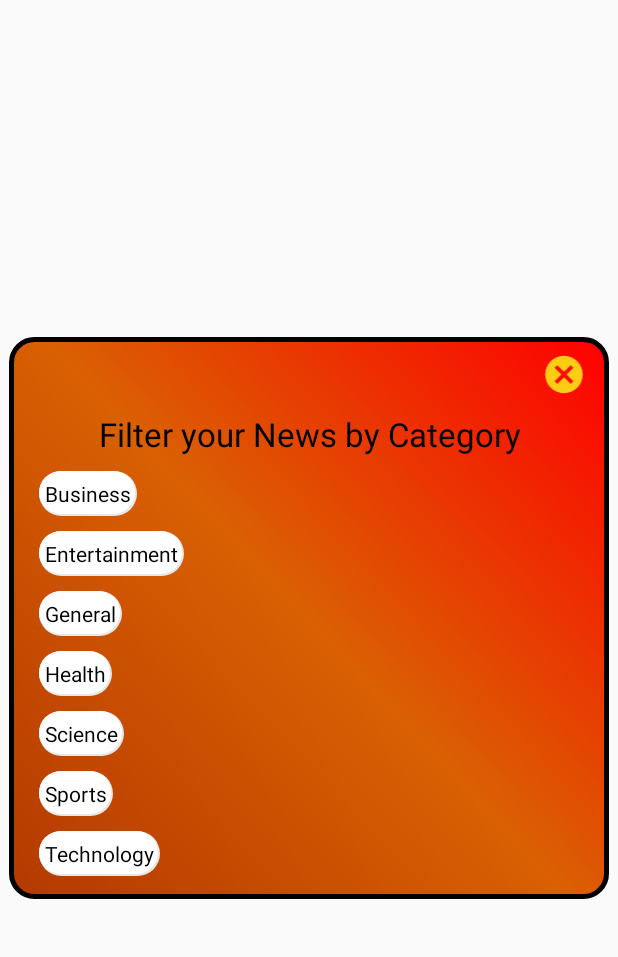
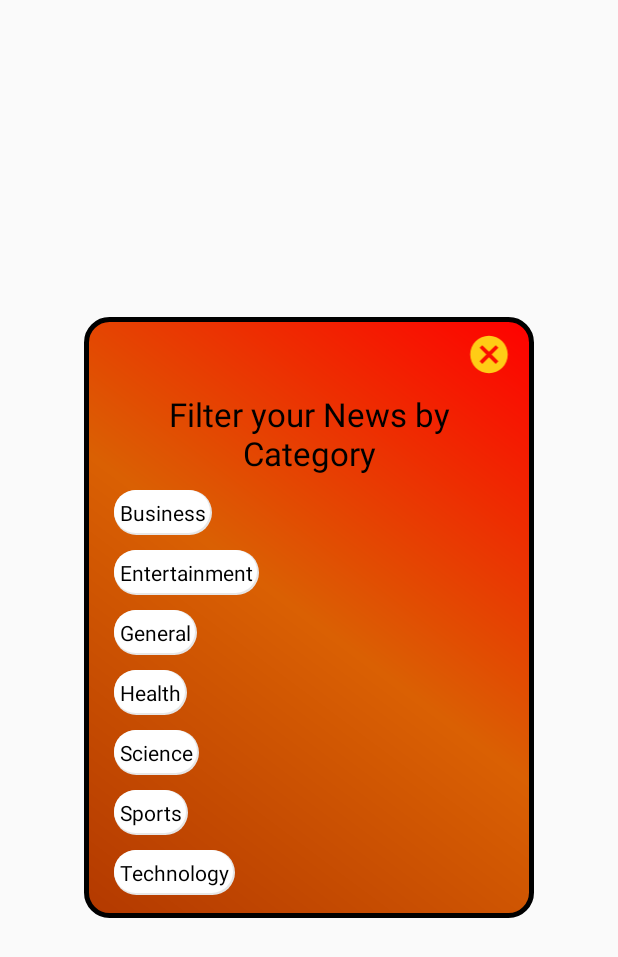
Before and after one commit to subhav13/The-News-App, an Android app: the layout filter_news_dialog.xml on its own in the app's theme, with its tools: preview values and no code run, on a phone screen of 412 x 824 dp. Shown: the top 957 px of the screen. Run offline under Robolectric (Android 15) with nearby library versions, the phone set to English and light mode, and no system bars; network calls fail; Roboto replaces fonts that are not available here.

Commit message:
Minor Change

```diff
--- a/app/src/main/res/layout/filter_news_dialog.xml
+++ b/app/src/main/res/layout/filter_news_dialog.xml
@@ -3,7 +3,7 @@
 <LinearLayout
         xmlns:android="http://schemas.android.com/apk/res/android"
         xmlns:app="http://schemas.android.com/apk/res-auto"
-        android:layout_width="400dp"
+        android:layout_width="300dp"
         android:layout_height="wrap_content"
         android:padding="10dp"
         android:background="@drawable/curved_border"
```
